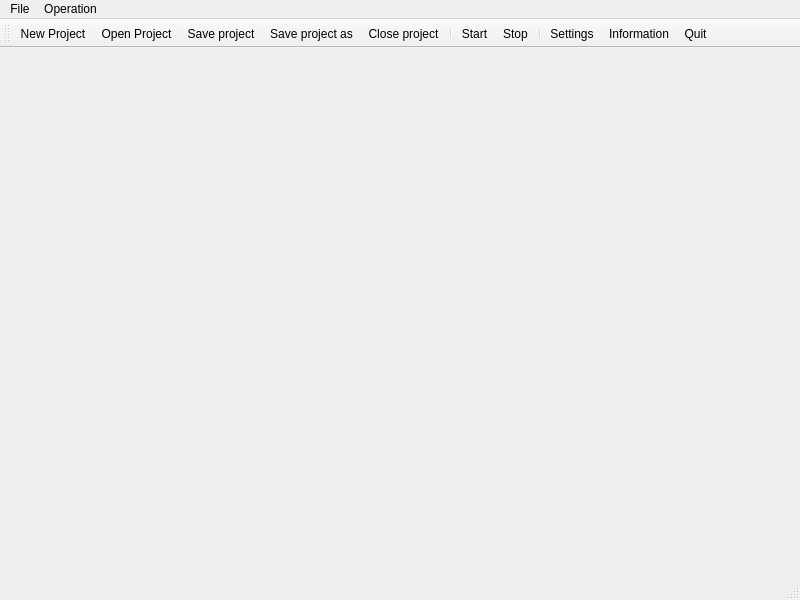
Above: MultimeterUI/View/forms/c200_mainwindow.ui from breathewind/MultimeterUI before the change. Below: the same form after it.
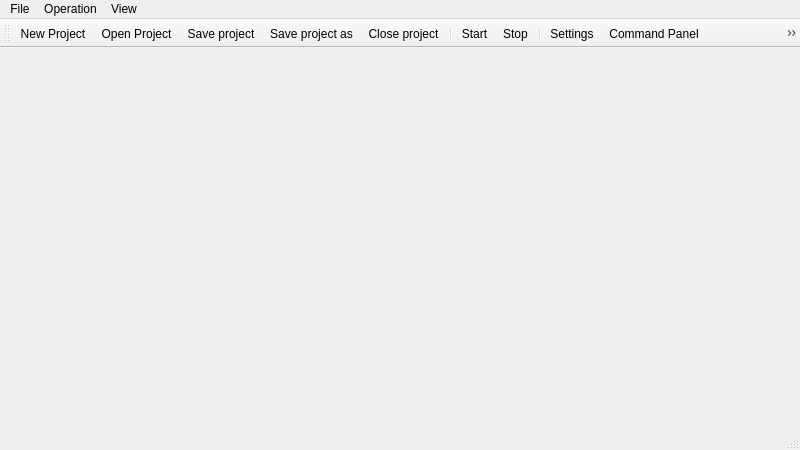
That is the form after the change. Icons and pictures are not drawn.

Commit message: 0.0.2 Basic logic of settings dialog and command panel accomplished.

Patch:
```diff
--- a/MultimeterUI/View/forms/c200_mainwindow.ui
+++ b/MultimeterUI/View/forms/c200_mainwindow.ui
@@ -7,7 +7,7 @@
     <x>0</x>
     <y>0</y>
     <width>800</width>
-    <height>600</height>
+    <height>450</height>
    </rect>
   </property>
   <property name="windowTitle">
@@ -31,6 +31,8 @@
    <addaction name="actionStop"/>
    <addaction name="separator"/>
    <addaction name="actionSettings"/>
+   <addaction name="actionCommand_Panel"/>
+   <addaction name="actionOutput_Panel"/>
    <addaction name="actionInformation"/>
    <addaction name="actionQuit"/>
   </widget>
@@ -74,8 +76,17 @@
     <addaction name="actionStart"/>
     <addaction name="actionStop"/>
    </widget>
+   <widget class="QMenu" name="menuView">
+    <property name="title">
+     <string>View</string>
+    </property>
+    <addaction name="actionCommand_Panel"/>
+    <addaction name="actionOutput_Panel"/>
+    <addaction name="actionSettings"/>
+   </widget>
    <addaction name="menuFile"/>
    <addaction name="menuOperation"/>
+   <addaction name="menuView"/>
   </widget>
   <action name="actionNew_Project">
    <property name="icon">
@@ -177,6 +188,33 @@
     <string>Information</string>
    </property>
   </action>
+  <action name="actionCommand_Panel">
+   <property name="checkable">
+    <bool>true</bool>
+   </property>
+   <property name="icon">
+    <iconset resource="../../resource.qrc">
+     <normaloff>:/icons/Resource/icons/command.png</normaloff>:/icons/Resource/icons/command.png</iconset>
+   </property>
+   <property name="text">
+    <string>Command Panel</string>
+   </property>
+   <property name="toolTip">
+    <string>Command Panel</string>
+   </property>
+  </action>
+  <action name="actionOutput_Panel">
+   <property name="checkable">
+    <bool>true</bool>
+   </property>
+   <property name="icon">
+    <iconset resource="../../resource.qrc">
+     <normaloff>:/icons/Resource/icons/monitor.png</normaloff>:/icons/Resource/icons/monitor.png</iconset>
+   </property>
+   <property name="text">
+    <string>Output Panel</string>
+   </property>
+  </action>
  </widget>
  <layoutdefault spacing="6" margin="11"/>
  <resources>
```
Left out of the diff: 6 changed lines with no effect on the pictures. The commit also changes 29 other files.
